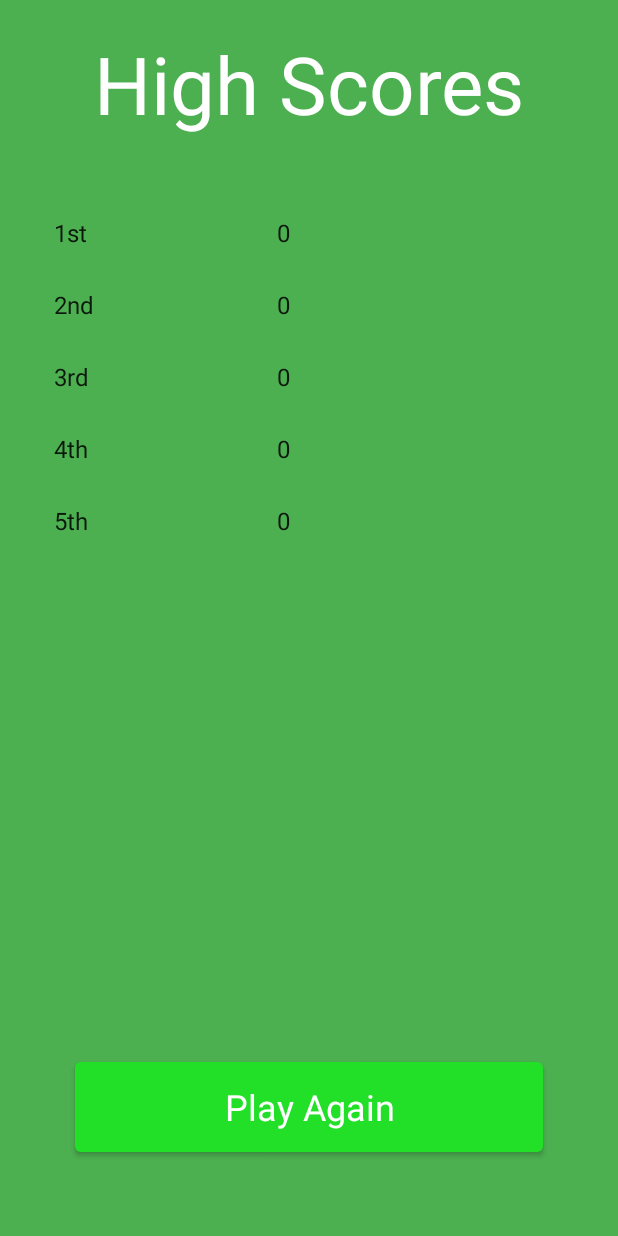
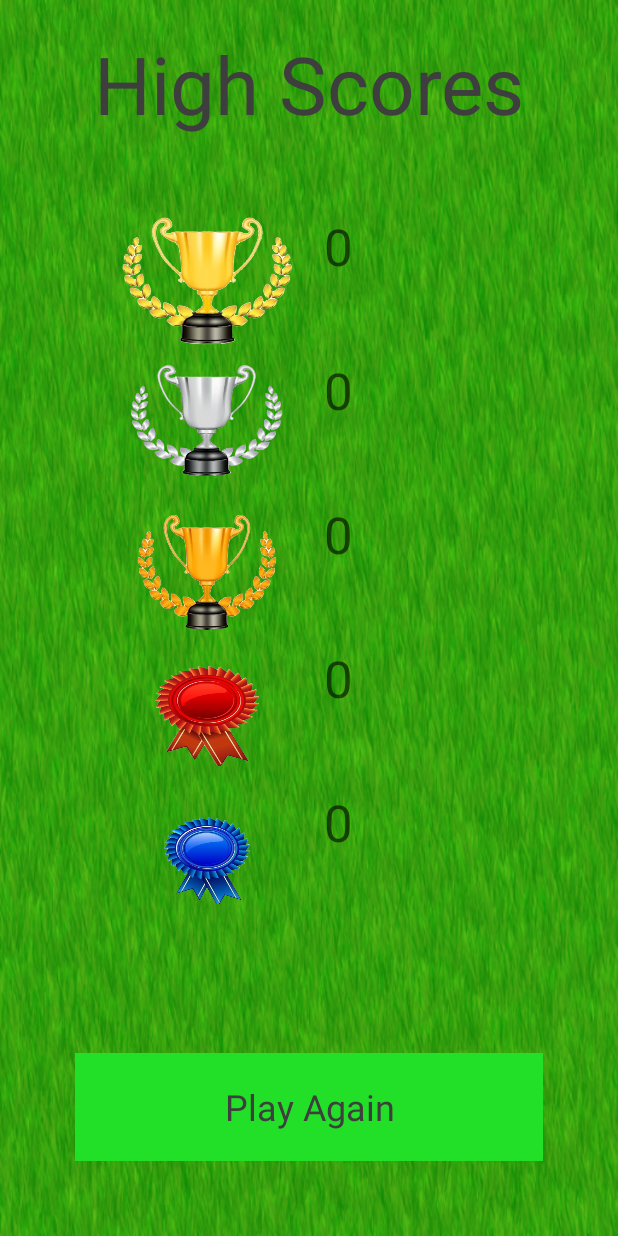
Before and after one commit to HK-Transfield/Android-Minigolf, an Android app: the HighscoreActivity screen opened directly, with no data from a screen before it, on a phone screen of 412 x 824 dp. Run offline under Robolectric (Android 15) with nearby library versions, the phone set to English and light mode, and no system bars.

Commit message:
feat: Add images to high score screen to replace score position text

```diff
--- a/app/src/main/java/com/example/groupproject/HighscoreActivity.java
+++ b/app/src/main/java/com/example/groupproject/HighscoreActivity.java
@@ -10,6 +10,8 @@ import android.os.Bundle;
 import android.view.View;
 import android.widget.ArrayAdapter;
 import android.widget.ListView;
+import android.widget.TextView;
+
 import java.util.ArrayList;
 import java.util.Collections;
 import java.util.List;
@@ -28,15 +30,6 @@ public class HighscoreActivity extends AppCompatActivity {
                 | View.SYSTEM_UI_FLAG_FULLSCREEN;
         getWindow().getDecorView().setSystemUiVisibility(uiOptions);
 
-        // string array to retrieve high score rank positions
-        String[] numList = getResources().getStringArray(R.array.string_array_highscore_numbers);
-        // array adapter to populate the list view
-        ArrayAdapter<String> arrayAdapterRanks = new ArrayAdapter<>(this, android.R.layout.simple_list_item_1, numList);
-        // the list view
-        ListView listViewNum = (ListView)findViewById(R.id.highscore_list_numbers);
-        // set adapter
-        listViewNum.setAdapter(arrayAdapterRanks);
-
         // declare shared preferences
         SharedPreferences myScores = getSharedPreferences("scores", Context.MODE_PRIVATE);
 
@@ -47,32 +40,20 @@ public class HighscoreActivity extends AppCompatActivity {
         int score4 = myScores.getInt("score4",0);
         int score5 = myScores.getInt("score5",0);
 
-        // an array to hold & sort the scores
-        List<Integer> scoreList = new ArrayList<Integer>();
-        // add the saved scores
-        scoreList.add(score1);
-        scoreList.add(score2);
-        scoreList.add(score3);
-        scoreList.add(score4);
-        scoreList.add(score5);
+        TextView first = findViewById(R.id.score_first); // get text view
+        first.setText(String.valueOf(score1)); // set the score text
 
-        Collections.sort(scoreList); // sort the list
-        Collections.reverse(scoreList); // sort by small first
+        TextView second = findViewById(R.id.score_second); // get text view
+        second.setText(String.valueOf(score2)); // set the score text
 
-        // array adapter to populate the list view
-        ArrayAdapter<Integer> arrayAdapterScores = new ArrayAdapter<>(this, android.R.layout.simple_list_item_1, scoreList);
-        // the list view
-        ListView listViewScore = (ListView)findViewById(R.id.highscore_list_values);
-        // set adapter
-        listViewScore.setAdapter(arrayAdapterScores);
+        TextView third = findViewById(R.id.score_third); // get text view
+        third.setText(String.valueOf(score3)); // set the score text
 
-        // remove horizontal dividers from listviews / no grid mode
-        listViewNum.setDividerHeight(0);
-        listViewScore.setDividerHeight(0);
+        TextView fourth = findViewById(R.id.score_fourth); // get text view
+        fourth.setText(String.valueOf(score4)); // set the score text
 
-        // disable visual feedback when clicking on the high score lists
-        listViewNum.setEnabled(false);
-        listViewScore.setEnabled(false);
+        TextView fifth = findViewById(R.id.score_fifth); // get text view
+        fifth.setText(String.valueOf(score5)); // set the score text
     }
 
     // When Play Again button is clicked, go to game screen
--- a/app/src/main/res/layout/activity_highscore.xml
+++ b/app/src/main/res/layout/activity_highscore.xml
@@ -1,12 +1,11 @@
 <?xml version="1.0" encoding="utf-8"?>
 <LinearLayout xmlns:android="http://schemas.android.com/apk/res/android"
-    xmlns:app="http://schemas.android.com/apk/res-auto"
     xmlns:tools="http://schemas.android.com/tools"
     android:layout_width="match_parent"
     android:layout_height="match_parent"
     tools:context=".HighscoreActivity"
     android:orientation="vertical"
-    android:background="@color/darkerGreen"
+    android:background="@drawable/grass"
     android:id="@+id/highscore_screen">
 
     <!-- Highscore title -->
@@ -17,56 +16,161 @@
         android:layout_gravity="center"
         android:gravity="center"
         android:textAlignment="center"
-        android:textColor="@color/white"
+        android:textColor="#3E3E3E"
         android:layout_weight="1"
         android:layout_margin="20dp"
         android:autoSizeTextType="uniform">
     </TextView>
 
-    <!-- High score things -->
-
+    <!-- HIGH SCORE TABLE -->
     <LinearLayout
         android:id="@+id/highscore_ranks_text_area"
         android:layout_width="match_parent"
         android:layout_height="0dp"
         android:layout_margin="20dp"
         android:layout_weight="7"
-        android:background="@color/darkerGreen"
         android:orientation="horizontal">
 
-        <!-- High scores numbers -->
-        <ListView
-            android:id="@+id/highscore_list_numbers"
+        <!-- AWARDS -->
+        <LinearLayout
+            android:id="@+id/award_placement_images"
             android:layout_width="0dp"
             android:layout_height="match_parent"
-            android:layout_weight="2">
-        </ListView>
+            android:layout_margin="10dp"
+            android:layout_weight="1"
+            android:orientation="vertical">
 
-        <!-- High scores names -->
+            <!-- 1ST -->
+            <ImageView
+                android:layout_width="match_parent"
+                android:layout_height="0dp"
+                android:layout_marginStart="50dp"
+                android:layout_weight="1"
+                android:background="@drawable/gold"
+                android:contentDescription="@string/gold_trophy">
+            </ImageView>
 
-        <!-- High scores value -->
-        <ListView
-            android:id="@+id/highscore_list_values"
+            <!-- 2ND -->
+            <ImageView
+                android:background="@drawable/silver"
+                android:layout_width="match_parent"
+                android:layout_height="0dp"
+                android:layout_weight="1"
+                android:layout_marginStart="50dp"
+                android:scaleX="0.9"
+                android:scaleY="0.9"
+                android:contentDescription="@string/silver_trophy">
+            </ImageView>
+
+            <!-- 3RD -->
+            <ImageView
+                android:background="@drawable/bronze"
+                android:layout_width="match_parent"
+                android:layout_height="0dp"
+                android:layout_weight="1"
+                android:layout_marginStart="50dp"
+                android:scaleX="0.8"
+                android:scaleY="0.8"
+                android:contentDescription="@string/bronze_trophy">
+            </ImageView>
+
+            <!-- 4TH -->
+            <ImageView
+                android:layout_width="match_parent"
+                android:layout_height="0dp"
+                android:layout_marginStart="50dp"
+                android:layout_weight="1"
+                android:background="@drawable/red_ribbon"
+                android:scaleX="0.6"
+                android:scaleY="0.7"
+                android:contentDescription="@string/red_ribbon">
+            </ImageView>
+
+            <!-- 5TH -->
+            <ImageView
+                android:background="@drawable/blue_ribbon"
+                android:layout_width="match_parent"
+                android:layout_height="0dp"
+                android:layout_weight="1"
+                android:layout_marginStart="50dp"
+                android:scaleX="0.5"
+                android:scaleY="0.6"
+                android:contentDescription="@string/blue_ribbon">
+            </ImageView>
+        </LinearLayout>
+
+        <!-- SCORES -->
+        <LinearLayout
+            android:id="@+id/score_values"
             android:layout_width="0dp"
             android:layout_height="match_parent"
-            android:layout_weight="3"
-            >
+            android:layout_margin="10dp"
+            android:layout_weight="1"
+            android:orientation="vertical">
 
-        </ListView>
+            <!-- 1ST -->
+            <TextView
+                android:id="@+id/score_first"
+                android:layout_width="match_parent"
+                android:layout_height="0dp"
+                android:layout_weight="1"
+                android:text="@string/nil"
+                android:textAppearance="@style/TextAppearance.AppCompat.Display1">
+            </TextView>
 
+            <!-- 2ND -->
+            <TextView
+                android:id="@+id/score_second"
+                android:layout_width="match_parent"
+                android:layout_height="0dp"
+                android:layout_weight="1"
+                android:text="@string/nil"
+                android:textAppearance="@style/TextAppearance.AppCompat.Display1">
+            </TextView>
+
+            <!-- 3RD -->
+            <TextView
+                android:id="@+id/score_third"
+                android:layout_width="match_parent"
+                android:layout_height="0dp"
+                android:layout_weight="1"
+                android:text="@string/nil"
+                android:textAppearance="@style/TextAppearance.AppCompat.Display1">
+            </TextView>
+
+            <!-- 4TH -->
+            <TextView
+                android:id="@+id/score_fourth"
+                android:layout_width="match_parent"
+                android:layout_height="0dp"
+                android:layout_weight="1"
+                android:text="@string/nil"
+                android:textAppearance="@style/TextAppearance.AppCompat.Display1">
+            </TextView>
+
+            <!-- 5TH -->
+            <TextView
+                android:id="@+id/score_fifth"
+                android:layout_width="match_parent"
+                android:layout_height="0dp"
+                android:layout_weight="1"
+                android:text="@string/nil"
+                android:textAppearance="@style/TextAppearance.AppCompat.Display1">
+            </TextView>
+        </LinearLayout>
     </LinearLayout>
 
     <!-- Play again button -->
-
     <Button
         android:id="@+id/button_play_again"
         android:layout_width="match_parent"
         android:layout_height="0dp"
         android:layout_weight="1"
         android:text="@string/play_again_button_text"
-        android:textColor="@color/white"
+        android:textColor="#3E3E3E"
         android:layout_margin="50dp"
         android:onClick="onclickGameStart"
-        android:textAppearance="@style/TextAppearance.AppCompat.Headline">
+        android:textAppearance="@style/TextAppearance.AppCompat.Headline"
+        android:background="@drawable/wall2">
     </Button>
 </LinearLayout>
--- a/app/src/main/res/values/strings.xml
+++ b/app/src/main/res/values/strings.xml
@@ -17,4 +17,10 @@
     <string name="str_btn_start">Play</string>
     <string name="str_btn_high_score">High Scores</string>
     <string name="high_scores_title">High Scores</string>
+    <string name="nil">- - -</string>
+    <string name="blue_ribbon">blue ribbon</string>
+    <string name="red_ribbon">red ribbon</string>
+    <string name="bronze_trophy">bronze trophy</string>
+    <string name="silver_trophy">silver trophy</string>
+    <string name="gold_trophy">gold trophy</string>
 </resources>
```
